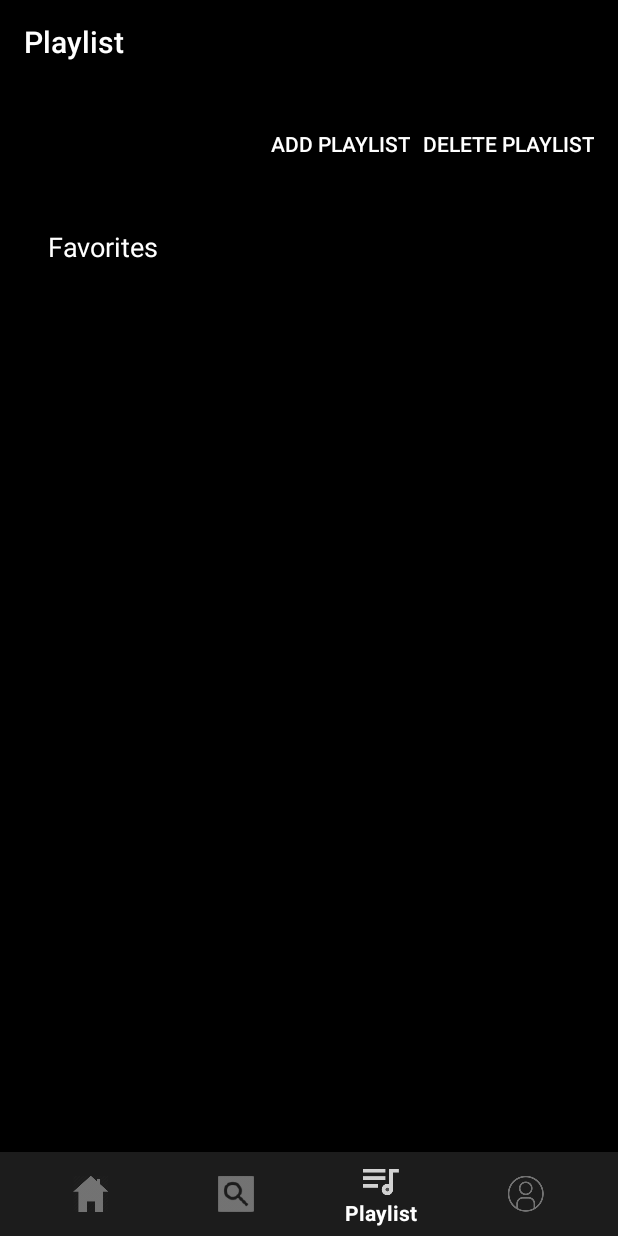
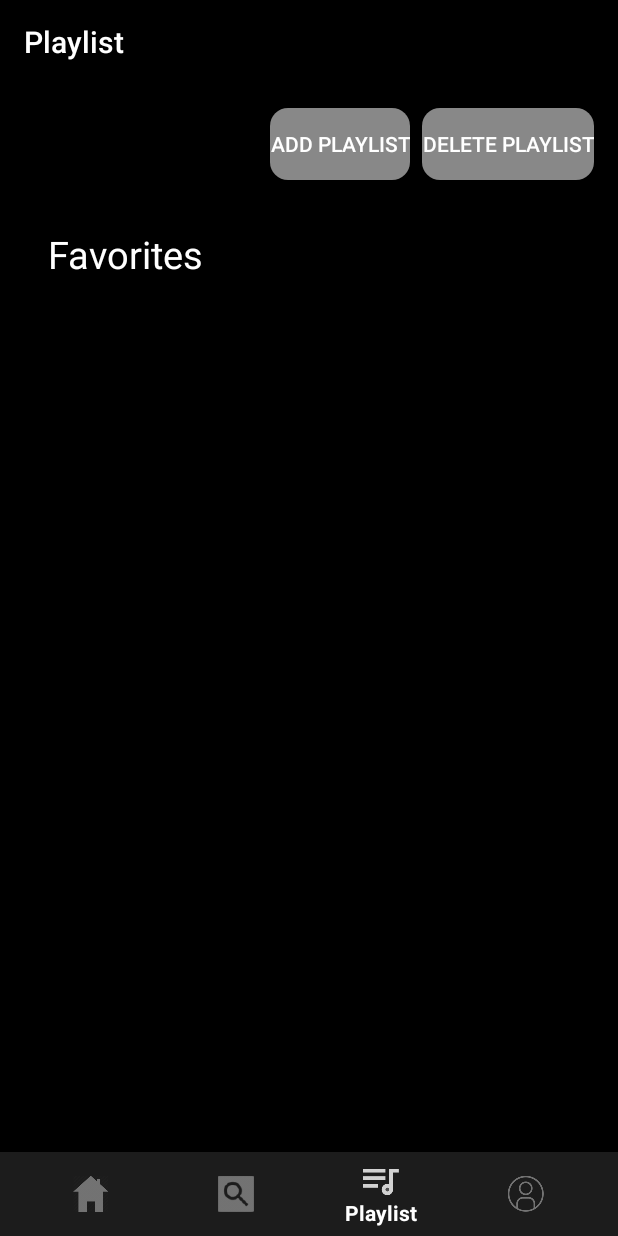
Before and after one commit to trieupham1/My_Music_player, an Android app: the PlaylistFragment screen opened through its navigation route, on a phone screen of 412 x 824 dp. Run offline under Robolectric (Android 15) with nearby library versions, the phone set to English and light mode, and no system bars; our stand-ins replace Firebase (no records; nobody signed in at launch, a user with empty details on screens opened directly), navigation-ui.

Commit message:
changes something error abt playlist

```diff
--- a/app/src/main/res/layout/fragment_playlist.xml
+++ b/app/src/main/res/layout/fragment_playlist.xml
@@ -29,7 +29,7 @@
                     android:layout_height="wrap_content"
                     android:text="Add Playlist"
                     android:layout_marginEnd="8dp"
-                    android:background="?attr/selectableItemBackground"
+                    android:background="@drawable/rounded_button_background"
                     android:textColor="@android:color/white" />
 
                 <Button
@@ -37,7 +37,7 @@
                     android:layout_width="wrap_content"
                     android:layout_height="wrap_content"
                     android:text="Delete Playlist"
-                    android:background="?attr/selectableItemBackground"
+                    android:background="@drawable/rounded_button_background"
                     android:textColor="@android:color/white" />
             </LinearLayout>
 
--- a/app/src/main/res/layout/item_playlist_name.xml
+++ b/app/src/main/res/layout/item_playlist_name.xml
@@ -12,8 +12,9 @@
         android:layout_width="match_parent"
         android:layout_height="wrap_content"
         android:textColor="@android:color/white"
-        android:textSize="18sp"
+        android:textSize="25sp"
         android:ellipsize="end"
         android:singleLine="true"
-        android:padding="8dp" />
+        android:padding="8dp"
+        />
 </LinearLayout>
```
Also changed, not shown: app/src/main/res/layout/list_item_playlist_name.xml (deleted, +0 -44 lines).
